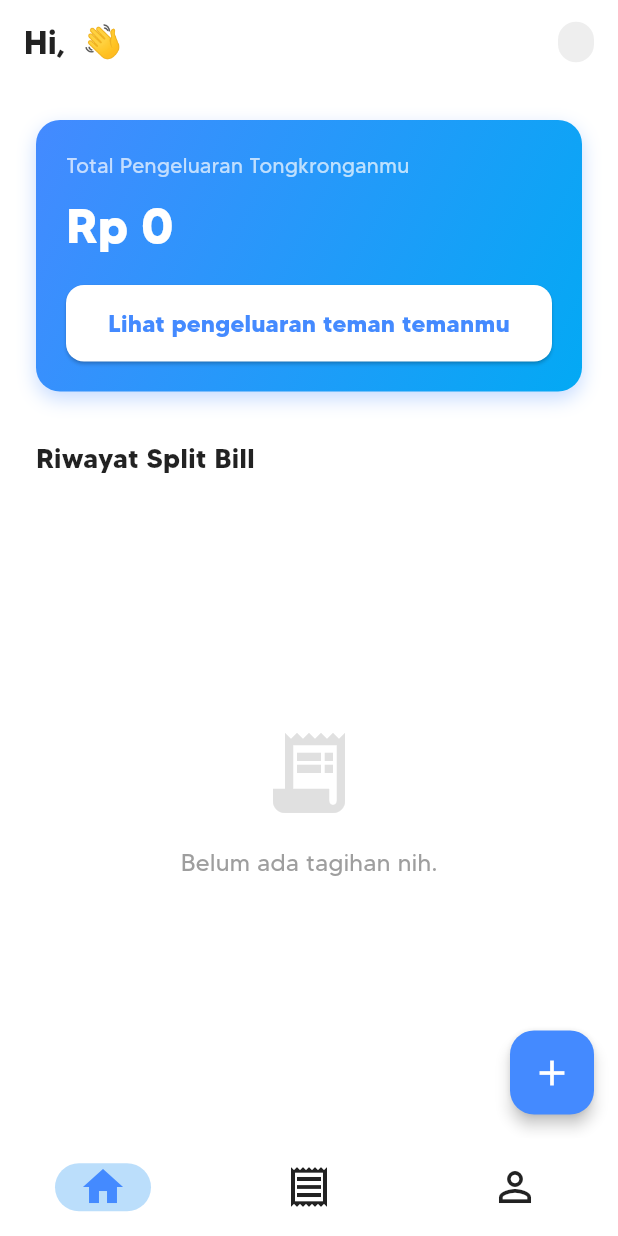
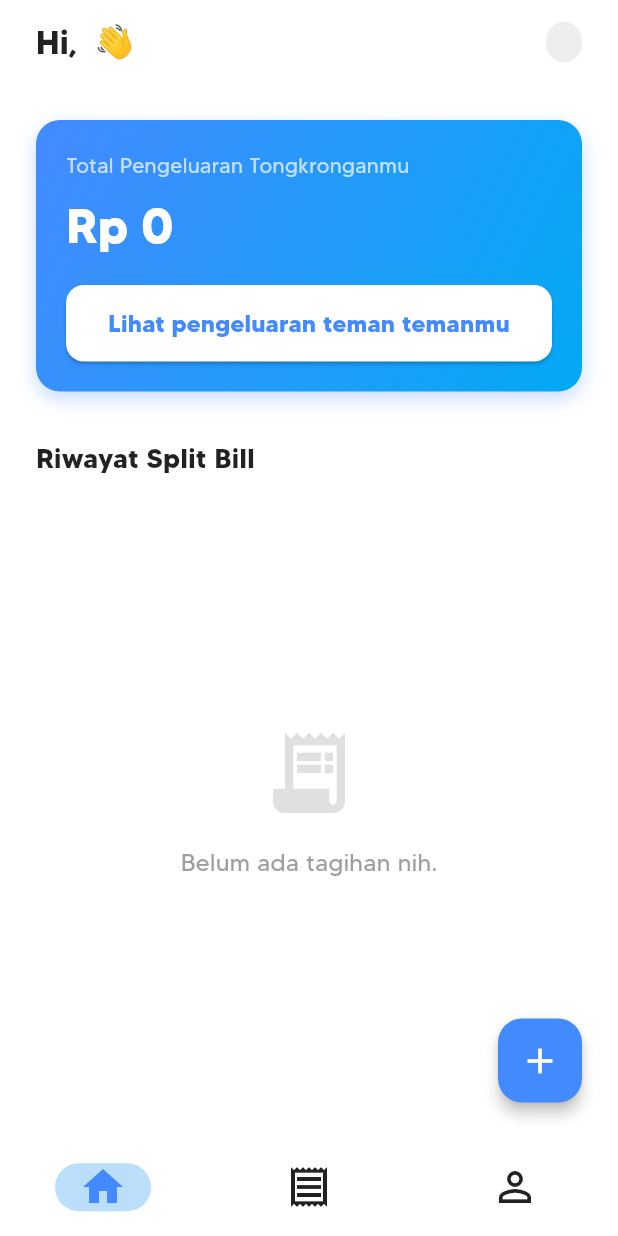
Before and after one commit to fixdc/Project-Equa, a Flutter app: the screen it shows once a user with an empty profile is signed in, on a phone screen of 412 x 824 dp. Run offline on Flutter 3.47's test engine with Material 3 defaults, Android fonts, the phone set to English and light mode, and no system bars; our stand-ins replace cloud_firestore, firebase_auth, firebase_core; accounts and stored records are empty.

Commit message:
Add Basic Feature

```diff
--- a/lib/screens/main_screen.dart
+++ b/lib/screens/main_screen.dart
@@ -67,6 +67,7 @@ class _MainScreenState extends State<MainScreen> {
             double totalPengeluaran = 0;
             List<QueryDocumentSnapshot> bills = [];
 
+
             if (billSnapshot.hasData) {
               bills = billSnapshot.data!.docs;
 
@@ -87,9 +88,9 @@ class _MainScreenState extends State<MainScreen> {
               appBar: AppBar(
                 backgroundColor: Colors.white,
                 elevation: 0,
+                titleSpacing: 24.0,
                 title: Row(
                   mainAxisAlignment: MainAxisAlignment.spaceBetween,
-
                   children: [
                     Text(
                       'Hi, $username 👋',
@@ -276,13 +277,18 @@ class _MainScreenState extends State<MainScreen> {
                   ],
                 ),
               ),
-              floatingActionButton: FloatingActionButton(
+              floatingActionButton: Padding(
+                padding: const EdgeInsets.only(right: 8.0, bottom: 8.0), // Tambahkan jarak di sini
+                child: FloatingActionButton(
                   onPressed: () {
                     Navigator.push(context, MaterialPageRoute(builder: (context) => const AddBillScreen()));
                   },
                   backgroundColor: Colors.blueAccent,
                   elevation: 4,
+                  // Gunakan bentuk rounded sesuai gambar referensimu
+                  shape: RoundedRectangleBorder(borderRadius: BorderRadius.circular(16)),
                   child: const Icon(Icons.add, color: Colors.white, size: 28),
+                ),
               ),
             );
           },
```
Lines whose indentation alone changed are shown as unchanged.
